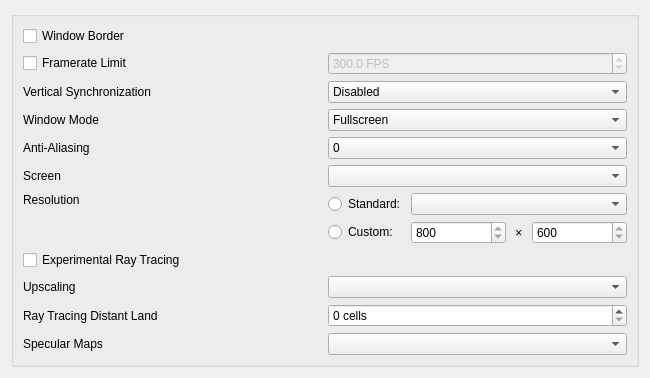
The window that apps/launcher/ui/graphicspage.ui (xorza/openmw-rtx) describes before a commit, drawn with Qt 5.
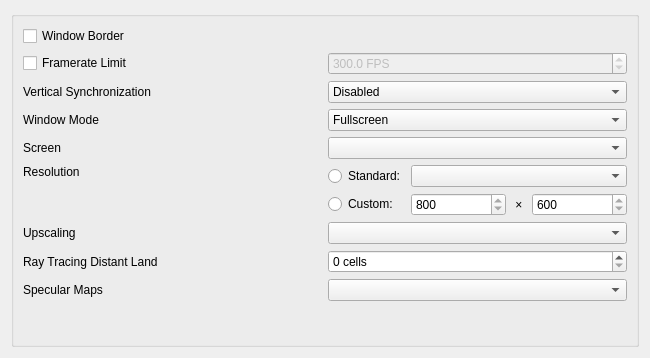
The same window after the commit.

The edit to the form file:
```diff
--- a/apps/launcher/ui/graphicspage.ui
+++ b/apps/launcher/ui/graphicspage.ui
@@ -79,35 +79,6 @@
           </item>
          </layout>
         </item>
-        <item row="4" column="1">
-         <widget class="QComboBox" name="antiAliasingComboBox">
-          <item>
-           <property name="text">
-            <string>0</string>
-           </property>
-          </item>
-          <item>
-           <property name="text">
-            <string>2</string>
-           </property>
-          </item>
-          <item>
-           <property name="text">
-            <string>4</string>
-           </property>
-          </item>
-          <item>
-           <property name="text">
-            <string>8</string>
-           </property>
-          </item>
-          <item>
-           <property name="text">
-            <string>16</string>
-           </property>
-          </item>
-         </widget>
-        </item>
         <item row="1" column="0">
          <widget class="QCheckBox" name="framerateLimitCheckBox">
           <property name="text">
@@ -207,13 +178,6 @@
           </property>
          </widget>
         </item>
-        <item row="4" column="0">
-         <widget class="QLabel" name="antiAliasingLabel">
-          <property name="text">
-           <string>Anti-Aliasing</string>
-          </property>
-         </widget>
-        </item>
         <item row="2" column="0">
          <widget class="QLabel" name="vSyncLabel">
           <property name="text">
@@ -221,16 +185,6 @@
           </property>
          </widget>
         </item>
-        <item row="7" column="0">
-         <widget class="QCheckBox" name="rayTracingCheckBox">
-          <property name="toolTip">
-           <string>Replaces the OpenGL renderer with the experimental Vulkan ray tracing renderer. Needs a GPU with hardware ray tracing: NVIDIA Turing or AMD RDNA 2, or later.</string>
-          </property>
-          <property name="text">
-           <string>Experimental Ray Tracing</string>
-          </property>
-         </widget>
-        </item>
         <item row="8" column="0">
          <widget class="QLabel" name="rayTracingUpscaleLabel">
           <property name="text">
```
